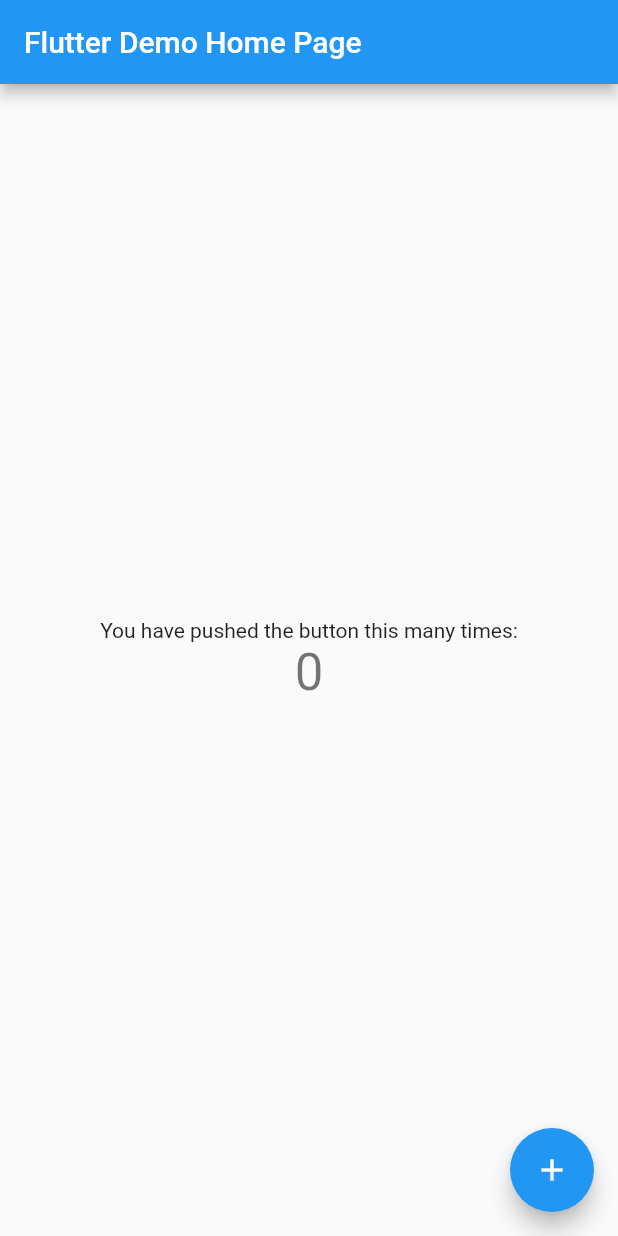
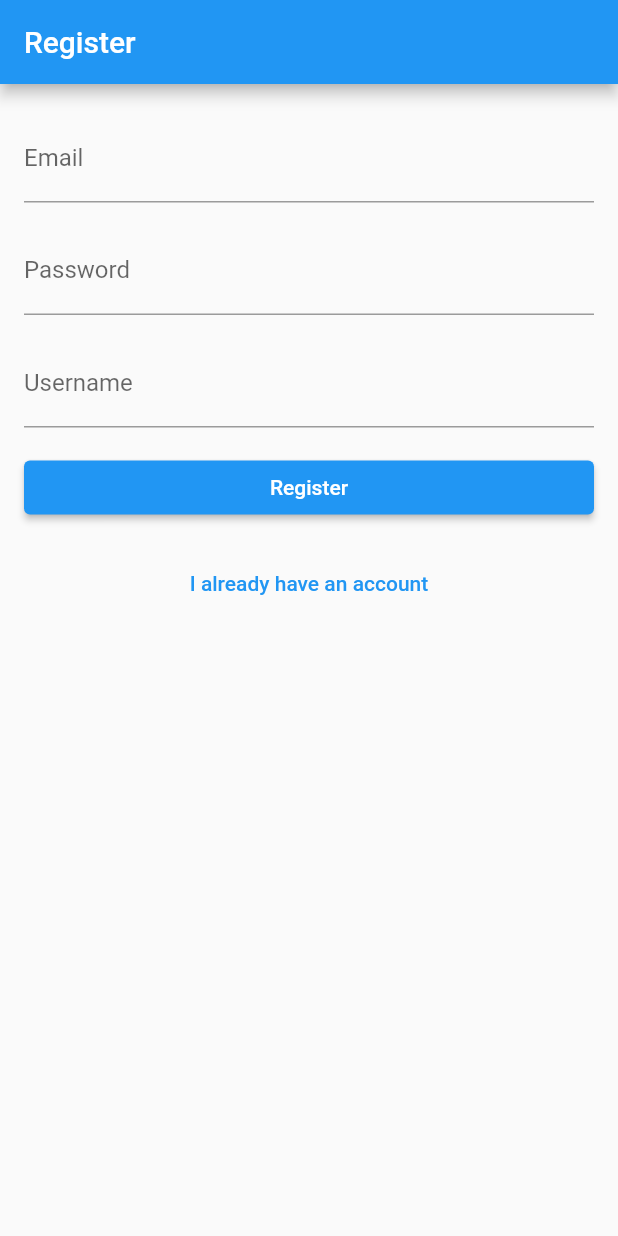
Before and after one commit to ahmadfsal/chat_app_pilar_teknologi, a Flutter app: the screen it shows after launch, on a phone screen of 412 x 824 dp. Run offline on Flutter 3.47's test engine with Material 2 defaults, Android fonts, the phone set to English and light mode, and no system bars; our stand-ins replace supabase_flutter, timeago; accounts and stored records are empty.

Commit message:
done flutter chat app

```diff
--- /dev/null
+++ b/lib/constant/supabase_constant.dart
@@ -0,0 +1,37 @@
+import 'package:flutter/material.dart';
+import 'package:supabase_flutter/supabase_flutter.dart';
+
+/// Supabase client
+final supabase = Supabase.instance.client;
+
+/// Simple preloader inside a Center widget
+const preloader =
+    Center(child: CircularProgressIndicator(color: Colors.orange));
+
+/// Simple sized box to space out form elements
+const formSpacer = SizedBox(width: 16, height: 16);
+
+/// Some padding for all the forms to use
+const formPadding = EdgeInsets.symmetric(vertical: 20, horizontal: 16);
+
+/// Error message to display the user when unexpected error occurs.
+const unexpectedErrorMessage = 'Unexpected error occurred.';
+
+/// Set of extension methods to easily display a snackbar
+extension ShowSnackBar on BuildContext {
+  /// Displays a basic snackbar
+  void showSnackBar({
+    required String message,
+    Color backgroundColor = Colors.white,
+  }) {
+    ScaffoldMessenger.of(this).showSnackBar(SnackBar(
+      content: Text(message),
+      backgroundColor: backgroundColor,
+    ));
+  }
+
+  /// Displays a red snackbar indicating error
+  void showErrorSnackBar({required String message}) {
+    showSnackBar(message: message, backgroundColor: Colors.red);
+  }
+}
--- a/lib/main.dart
+++ b/lib/main.dart
@@ -1,115 +1,31 @@
+import 'package:chat_app_pilar_teknologi/pages/splash_page.dart';
 import 'package:flutter/material.dart';
+import 'package:supabase_flutter/supabase_flutter.dart';
 
-void main() {
+void main() async {
+  WidgetsFlutterBinding.ensureInitialized();
+
+  await Supabase.initialize(
+    url: 'https://qlpalcobgauyqzulwqyi.supabase.co',
+    anonKey:
+        'eyJhbGciOiJIUzI1NiIsInR5cCI6IkpXVCJ9.eyJpc3MiOiJzdXBhYmFzZSIsInJlZiI6InFscGFsY29iZ2F1eXF6dWx3cXlpIiwicm9sZSI6ImFub24iLCJpYXQiOjE2ODA1NzE1NzIsImV4cCI6MTk5NjE0NzU3Mn0.0-0sDcOx5ClrOhcd-OxXkoR9S5n7MwkjbGZ9yWYHfGw',
+  );
+
   runApp(const MyApp());
 }
 
 class MyApp extends StatelessWidget {
   const MyApp({Key? key}) : super(key: key);
 
-  // This widget is the root of your application.
   @override
   Widget build(BuildContext context) {
     return MaterialApp(
-      title: 'Flutter Demo',
+      title: 'Chat App',
+      debugShowCheckedModeBanner: false,
       theme: ThemeData(
-        // This is the theme of your application.
-        //
-        // Try running your application with "flutter run". You'll see the
-        // application has a blue toolbar. Then, without quitting the app, try
-        // changing the primarySwatch below to Colors.green and then invoke
-        // "hot reload" (press "r" in the console where you ran "flutter run",
-        // or simply save your changes to "hot reload" in a Flutter IDE).
-        // Notice that the counter didn't reset back to zero; the application
-        // is not restarted.
         primarySwatch: Colors.blue,
       ),
-      home: const MyHomePage(title: 'Flutter Demo Home Page'),
+      home: const SplashPage(),
     );
   }
 }
-
-class MyHomePage extends StatefulWidget {
-  const MyHomePage({Key? key, required this.title}) : super(key: key);
-
-  // This widget is the home page of your application. It is stateful, meaning
-  // that it has a State object (defined below) that contains fields that affect
-  // how it looks.
-
-  // This class is the configuration for the state. It holds the values (in this
-  // case the title) provided by the parent (in this case the App widget) and
-  // used by the build method of the State. Fields in a Widget subclass are
-  // always marked "final".
-
-  final String title;
-
-  @override
-  State<MyHomePage> createState() => _MyHomePageState();
-}
-
-class _MyHomePageState extends State<MyHomePage> {
-  int _counter = 0;
-
-  void _incrementCounter() {
-    setState(() {
-      // This call to setState tells the Flutter framework that something has
-      // changed in this State, which causes it to rerun the build method below
-      // so that the display can reflect the updated values. If we changed
-      // _counter without calling setState(), then the build method would not be
-      // called again, and so nothing would appear to happen.
-      _counter++;
-    });
-  }
-
-  @override
-  Widget build(BuildContext context) {
-    // This method is rerun every time setState is called, for instance as done
-    // by the _incrementCounter method above.
-    //
-    // The Flutter framework has been optimized to make rerunning build methods
-    // fast, so that you can just rebuild anything that needs updating rather
-    // than having to individually change instances of widgets.
-    return Scaffold(
-      appBar: AppBar(
-        // Here we take the value from the MyHomePage object that was created by
-        // the App.build method, and use it to set our appbar title.
-        title: Text(widget.title),
-      ),
-      body: Center(
-        // Center is a layout widget. It takes a single child and positions it
-        // in the middle of the parent.
-        child: Column(
-          // Column is also a layout widget. It takes a list of children and
-          // arranges them vertically. By default, it sizes itself to fit its
-          // children horizontally, and tries to be as tall as its parent.
-          //
-          // Invoke "debug painting" (press "p" in the console, choose the
-          // "Toggle Debug Paint" action from the Flutter Inspector in Android
-          // Studio, or the "Toggle Debug Paint" command in Visual Studio Code)
-          // to see the wireframe for each widget.
-          //
-          // Column has various properties to control how it sizes itself and
-          // how it positions its children. Here we use mainAxisAlignment to
-          // center the children vertically; the main axis here is the vertical
-          // axis because Columns are vertical (the cross axis would be
-          // horizontal).
-          mainAxisAlignment: MainAxisAlignment.center,
-          children: <Widget>[
-            const Text(
-              'You have pushed the button this many times:',
-            ),
-            Text(
-              '$_counter',
-              style: Theme.of(context).textTheme.headline4,
-            ),
-          ],
-        ),
-      ),
-      floatingActionButton: FloatingActionButton(
-        onPressed: _incrementCounter,
-        tooltip: 'Increment',
-        child: const Icon(Icons.add),
-      ), // This trailing comma makes auto-formatting nicer for build methods.
-    );
-  }
-}
--- /dev/null
+++ b/lib/models/profile_model.dart
@@ -0,0 +1,21 @@
+class ProfileModel {
+  ProfileModel({
+    required this.id,
+    required this.username,
+    required this.createdAt,
+  });
+
+  /// User ID of the profile
+  final String id;
+
+  /// Username of the profile
+  final String username;
+
+  /// Date and time when the profile was created
+  final DateTime createdAt;
+
+  ProfileModel.fromMap(Map<String, dynamic> map)
+      : id = map['id'],
+        username = map['username'],
+        createdAt = DateTime.parse(map['created_at']);
+}
--- /dev/null
+++ b/lib/pages/register_page.dart
@@ -0,0 +1,126 @@
+import 'package:chat_app_pilar_teknologi/constant/supabase_constant.dart';
+import 'package:chat_app_pilar_teknologi/pages/chat_page.dart';
+import 'package:chat_app_pilar_teknologi/pages/login_page.dart';
+import 'package:flutter/material.dart';
+import 'package:supabase_flutter/supabase_flutter.dart';
+
+class RegisterPage extends StatefulWidget {
+  const RegisterPage({Key? key, required this.isRegistering}) : super(key: key);
+
+  static Route<void> route({bool isRegistering = false}) {
+    return MaterialPageRoute(
+      builder: (context) => RegisterPage(isRegistering: isRegistering),
+    );
+  }
+
+  final bool isRegistering;
+
+  @override
+  State<RegisterPage> createState() => _RegisterPageState();
+}
+
+class _RegisterPageState extends State<RegisterPage> {
+  final bool _isLoading = false;
+
+  final _formKey = GlobalKey<FormState>();
+
+  final _emailController = TextEditingController();
+  final _passwordController = TextEditingController();
+  final _usernameController = TextEditingController();
+
+  Future<void> _signUp() async {
+    final isValid = _formKey.currentState!.validate();
+    if (!isValid) {
+      return;
+    }
+    final email = _emailController.text;
+    final password = _passwordController.text;
+    final username = _usernameController.text;
+    try {
+      await supabase.auth.signUp(
+          email: email, password: password, data: {'username': username});
+      Navigator.of(context)
+          .pushAndRemoveUntil(ChatPage.route(), (route) => false);
+    } on AuthException catch (error) {
+      context.showErrorSnackBar(message: error.message);
+    } catch (error) {
+      context.showErrorSnackBar(message: unexpectedErrorMessage);
+    }
+  }
+
+  @override
+  Widget build(BuildContext context) {
+    return Scaffold(
+      appBar: AppBar(
+        title: const Text('Register'),
+      ),
+      body: Form(
+        key: _formKey,
+        child: ListView(
+          padding: formPadding,
+          children: [
+            TextFormField(
+              controller: _emailController,
+              decoration: const InputDecoration(
+                label: Text('Email'),
+              ),
+              validator: (val) {
+                if (val == null || val.isEmpty) {
+                  return 'Required';
+                }
+                return null;
+              },
+              keyboardType: TextInputType.emailAddress,
+            ),
+            formSpacer,
+            TextFormField(
+              controller: _passwordController,
+              obscureText: true,
+              decoration: const InputDecoration(
+                label: Text('Password'),
+              ),
+              validator: (val) {
+                if (val == null || val.isEmpty) {
+                  return 'Required';
+                }
+                if (val.length < 6) {
+                  return '6 characters minimum';
+                }
+                return null;
+              },
+            ),
+            formSpacer,
+            TextFormField(
+              controller: _usernameController,
+              decoration: const InputDecoration(
+                label: Text('Username'),
+              ),
+              validator: (val) {
+                if (val == null || val.isEmpty) {
+                  return 'Required';
+                }
+                final isValid = RegExp(r'^[A-Za-z0-9_]{3,24}$').hasMatch(val);
+                if (!isValid) {
+                  return '3-24 long with alphanumeric or underscore';
+                }
+                return null;
+              },
+            ),
+            formSpacer,
+            ElevatedButton(
+              onPressed: _isLoading ? null : _signUp,
+              child: const Text('Register'),
+            ),
+            formSpacer,
+            TextButton(
+              onPressed: () {
+                Navigator.of(context).push(LoginPage.route());
+              },
+              child: const Text('I already have an account'),
+            )
+          ],
+        ),
+      ),
+    );
+  }
+}
--- a/pubspec.yaml
+++ b/pubspec.yaml
@@ -34,6 +34,8 @@
   # The following adds the Cupertino Icons font to your application.
   # Use with the CupertinoIcons class for iOS style icons.
   cupertino_icons: ^1.0.2
+  supabase_flutter: ^1.6.2
+  timeago: ^3.3.0
 
 dev_dependencies:
   flutter_test:
```
Also changed, not shown: lib/models/message_model.dart (added, +33 -0 lines), lib/pages/chat_page.dart (added, +259 -0 lines), lib/pages/login_page.dart (added, +79 -0 lines), lib/pages/splash_page.dart (added, +39 -0 lines), pubspec.lock, 8 other files.
